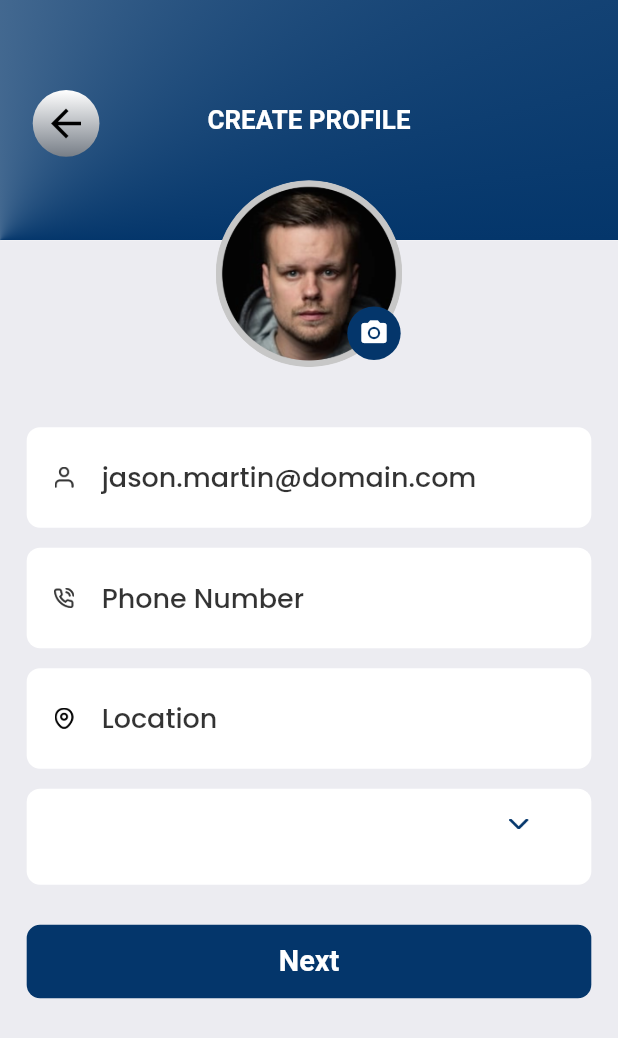
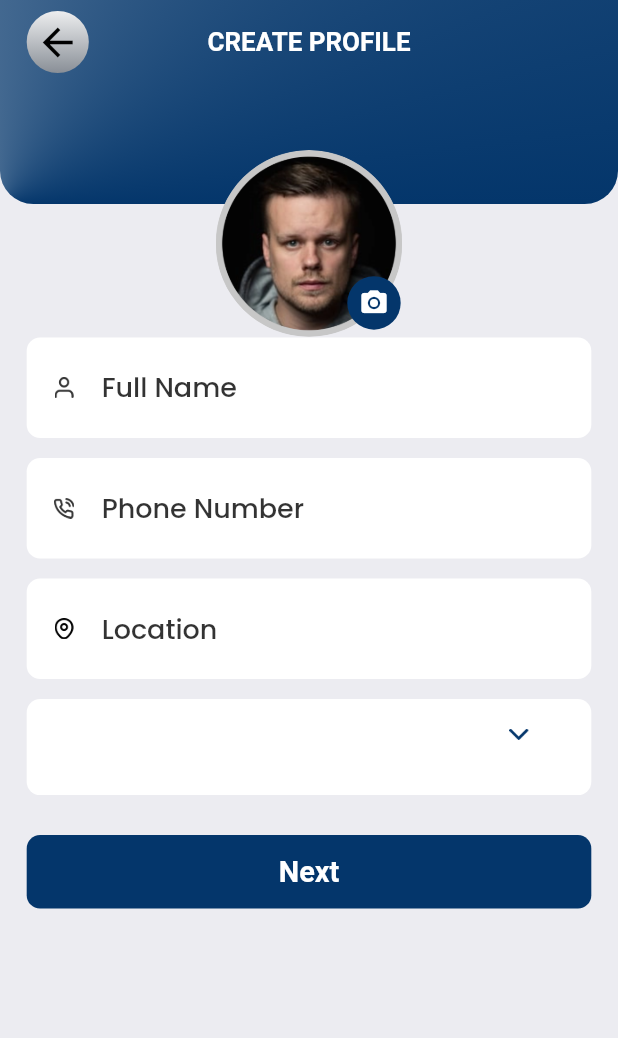
Before and after one commit to Furqan-Ahmed-bot/Uaw, a Flutter app: the CreateProfileScreen screen opened directly, on a phone screen of 412 x 824 dp. Shown: the top 1038 px of the screen. Run offline on Flutter 3.47's test engine with Material 2 defaults, Android fonts, the phone set to English and light mode, and no system bars; our stand-ins replace carousel_slider, dotted_line, flutter_screenutil, flutter_slidable, get, google_fonts and 5 more.

Commit message:
QA fixes

```diff
--- a/lib/Auth/CreateProfile.dart
+++ b/lib/Auth/CreateProfile.dart
@@ -4,6 +4,9 @@ import 'package:flutter_screenutil/flutter_screenutil.dart';
 import 'package:get/get.dart';
 
 import 'CreateAccount.dart';
+import 'package:image_picker/image_picker.dart';
+import 'dart:async';
+import 'dart:io';
 
 class CreateProfileScreen extends StatefulWidget {
   const CreateProfileScreen({super.key});
@@ -13,19 +16,40 @@ class CreateProfileScreen extends StatefulWidget {
 }
 
 class _CreateProfileScreenState extends State<CreateProfileScreen> {
+  File? _image;
+  final picker = ImagePicker();
+
+  Future getImage() async {
+    final pickedFile = await picker.getImage(source: ImageSource.gallery);
+    setState(() {
+      if (pickedFile != null) {
+        _image = File(pickedFile.path);
+      } else {
+        print('No image selected.');
+      }
+    });
+  }
+
   List<String> _locations = ['Designation-1', 'Designation-2', 'Designation-3', 'Designation-4'];
   var _propertytype;
   @override
   Widget build(BuildContext context) {
     return Scaffold(
         backgroundColor: whitish,
-        body: SingleChildScrollView(
-          child: Column(
+        appBar: AppBar(
+          leadingWidth: 80.w,
+          elevation: 0,
+          backgroundColor: Colors.transparent,
+          flexibleSpace: Stack(
+            alignment: Alignment.center,
+            clipBehavior: Clip.none,
             children: [
               Container(
-                width: 1.sw,
-                height: 180.h,
                 decoration: BoxDecoration(
+                  borderRadius: BorderRadius.only(
+                    bottomLeft: Radius.circular(25.r),
+                    bottomRight: Radius.circular(25.r),
+                  ),
                   gradient: SweepGradient(
                     colors: [
                       whitecolor,
@@ -34,63 +58,14 @@ class _CreateProfileScreenState extends State<CreateProfileScreen> {
                     center: Alignment.bottomLeft,
                   ),
                 ),
-                child: Stack(
-                  clipBehavior: Clip.none,
-                  alignment: Alignment.topLeft,
-                  children: [
-                    Row(
-                      mainAxisAlignment: MainAxisAlignment.center,
-                      children: [
-                        Align(
-                          alignment: Alignment.center,
-                          child: Text(
-                            "CREATE PROFILE",
-                            style: txtstylewhite18,
-                          ),
-                        ),
-                      ],
               ),
               Positioned(
-                      top: 60,
-                      left: 20,
+                top: 100,
                 child: GestureDetector(
+                  behavior: HitTestBehavior.translucent,
                   onTap: () {
-                          Get.back();
+                    getImage();
                   },
-                        child: Container(
-                          width: 50.w,
-                          height: 50.h,
-                          decoration: BoxDecoration(
-                            shape: BoxShape.circle,
-                            gradient: LinearGradient(
-                              begin: Alignment.bottomCenter,
-                              end: Alignment.topCenter,
-                              colors: [
-                                greycolor,
-                                whitecolor,
-                              ],
-                            ),
-                          ),
-                          child: Icon(
-                            Icons.arrow_back,
-                            color: blackcolor,
-                            size: 30,
-                          ),
-                        ),
-                      ),
-                    )
-                  ],
-                ),
-              ),
-              Stack(
-                clipBehavior: Clip.none,
-                alignment: Alignment.center,
-                children: [
-                  Container(
-                    width: 1.sw,
-                  ),
-                  Positioned(
-                    top: -40,
                   child: Container(
                     width: 140.w,
                     height: 140.h,
@@ -124,10 +99,60 @@ class _CreateProfileScreenState extends State<CreateProfileScreen> {
                       ],
                     ),
                   ),
-                  )
+                ),
+              ),
             ],
           ),
-              140.verticalSpace,
+          leading: GestureDetector(
+            onTap: () {
+              Get.back();
+            },
+            child: Padding(
+              padding: EdgeInsets.symmetric(horizontal: 20.r),
+              child: Container(
+                width: 50.w,
+                height: 50.h,
+                decoration: BoxDecoration(
+                  shape: BoxShape.circle,
+                  gradient: LinearGradient(
+                    begin: Alignment.bottomCenter,
+                    end: Alignment.topCenter,
+                    colors: [
+                      greycolor,
+                      whitecolor,
+                    ],
+                  ),
+                ),
+                child: Icon(
+                  Icons.arrow_back,
+                  color: blackcolor,
+                  size: 30,
+                ),
+              ),
+            ),
+          ),
+          title: Text(
+            'CREATE PROFILE',
+            style: txtstylewhite18,
+          ),
+          centerTitle: true,
+          bottom: PreferredSize(
+            preferredSize: Size.fromHeight(80.0),
+            child: Container(
+              decoration: BoxDecoration(
+                gradient: LinearGradient(
+                  colors: [Colors.blue, Colors.pink],
+                  begin: Alignment.topLeft,
+                  end: Alignment.bottomRight,
+                ),
+              ),
+            ),
+          ),
+        ),
+        body: SingleChildScrollView(
+          child: Column(
+            children: [
+              100.verticalSpace,
               Padding(
                 padding: EdgeInsets.symmetric(horizontal: 20.r),
                 child: Column(
@@ -141,7 +166,7 @@ class _CreateProfileScreenState extends State<CreateProfileScreen> {
                           "assets/images/Icon feather-user@3x3.png",
                           scale: 3.5,
                         ),
-                        hintText: "jason.martin@domain.com",
+                        hintText: "Full Name",
                         hintStyle: medium18blackwopacity,
                         focusedBorder: OutlineInputBorder(
                           borderRadius: BorderRadius.circular(10.r),
--- a/lib/Auth/SetNewPassword.dart
+++ b/lib/Auth/SetNewPassword.dart
@@ -12,8 +12,8 @@ class SetNewPasswordScreen extends StatefulWidget {
 }
 
 class _SetNewPasswordScreenState extends State<SetNewPasswordScreen> {
-  bool _obscureText = false;
-  bool _obscureText2 = false;
+  bool _obscureText = true;
+  bool _obscureText2 = true;
   @override
   Widget build(BuildContext context) {
     return Container(
@@ -159,7 +159,7 @@ class _SetNewPasswordScreenState extends State<SetNewPasswordScreen> {
                                 ),
                                 alignment: Alignment.centerLeft,
                               ),
-                              labelText: "*******",
+                              labelText: "Confirm Password",
                               labelStyle: textroboto15,
                               enabledBorder: UnderlineInputBorder(
                                 borderSide: BorderSide(
--- /dev/null
+++ b/lib/Global.dart
@@ -0,0 +1,2 @@
+// ignore: file_names
+bool selection = false;
--- a/lib/HomeScreens/Notification.dart
+++ b/lib/HomeScreens/Notification.dart
@@ -83,7 +83,7 @@ class _NotificationScreenState extends State<NotificationScreen> {
           leadingWidth: 70,
           leading: GestureDetector(
             onTap: () {
-              _key.currentState!.openDrawer();
+              Get.to(() => DrawerScreen());
             },
             child: Center(
               child: Container(
--- a/lib/HomeScreens/Profile.dart
+++ b/lib/HomeScreens/Profile.dart
@@ -50,7 +50,7 @@ class _UserProfileScreenState extends State<UserProfileScreen> {
                         children: [
                           GestureDetector(
                             onTap: () {
-                              _key.currentState!.openDrawer();
+                              Get.to(() => DrawerScreen());
                             },
                             child: Center(
                               child: Container(
--- a/pubspec.yaml
+++ b/pubspec.yaml
@@ -51,6 +51,7 @@ dependencies:
   marquee_text: ^2.5.0+1
   video_player: ^2.6.0
   flutter_slidable: ^2.0.0
+  image_picker: ^0.8.7+1
 
 dev_dependencies:
   flutter_test:
```
Also changed, not shown: lib/Auth/TermsOfServices.dart (+11 -7 lines), lib/HomeScreens/AttendingEventsDetails.dart (+6 -2 lines), lib/HomeScreens/Drawer.dart (+30 -15 lines), lib/HomeScreens/HelpAndSupport.dart (+12 -14 lines), lib/HomeScreens/NavBar.dart (+15 -2 lines), lib/HomeScreens/NewsAndEventDetails.dart (+9 -6 lines), lib/HomeScreens/NewsAndEvents.dart (+66 -10 lines), lib/HomeScreens/SelectedDateEventDetails.dart (+11 -12 lines), lib/HomeScreens/SelectedDateEvents.dart (+14 -5 lines), lib/HomeScreens/Settings.dart (+5 -2 lines), lib/HomeScreens/TermsAndCondiciton.dart (+3 -5 lines), lib/HomeScreens/home.dart (+15 -1 lines), pubspec.lock, 1 other file. Lines whose indentation alone changed are shown as unchanged.
